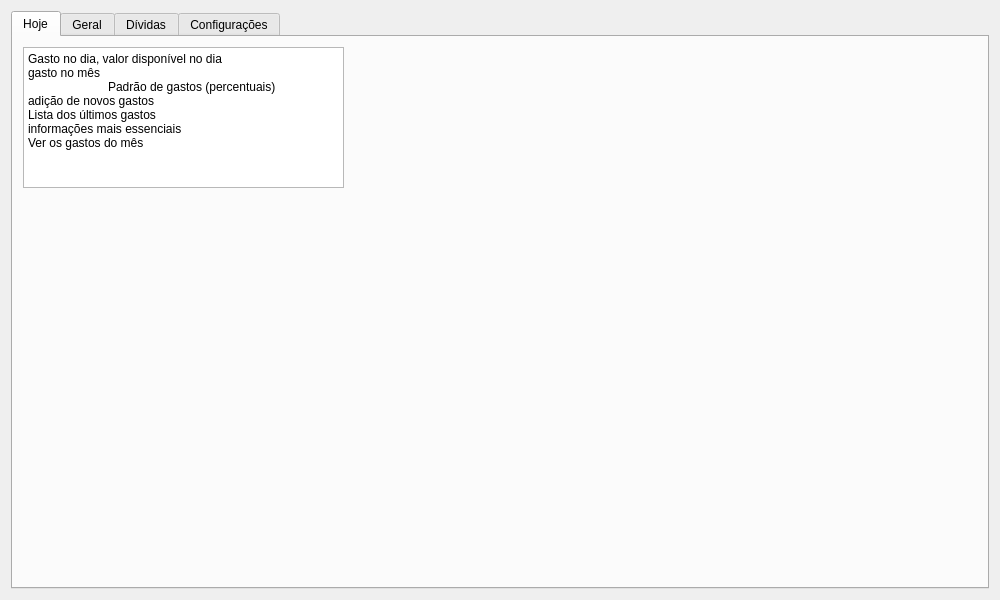
Qt form ui/janela.ui (vazerick/controle_gastos) before a commit.
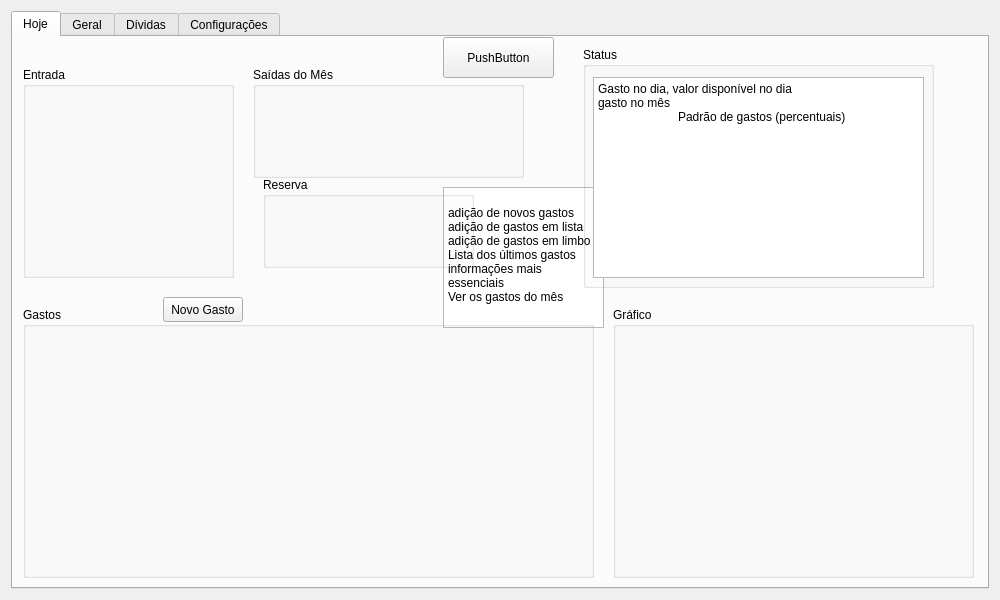
The same form after that commit.

Commit message: Modulo de novos gastos

The edit to the form file:
```diff
--- a/ui/janela.ui
+++ b/ui/janela.ui
@@ -38,9 +38,9 @@
       <widget class="QTextBrowser" name="textBrowser">
        <property name="geometry">
         <rect>
-         <x>10</x>
-         <y>10</y>
-         <width>321</width>
+         <x>430</x>
+         <y>150</y>
+         <width>161</width>
          <height>141</height>
         </rect>
        </property>
@@ -49,15 +49,138 @@
 &lt;html&gt;&lt;head&gt;&lt;meta name=&quot;qrichtext&quot; content=&quot;1&quot; /&gt;&lt;style type=&quot;text/css&quot;&gt;
 p, li { white-space: pre-wrap; }
 &lt;/style&gt;&lt;/head&gt;&lt;body style=&quot; font-family:'Noto Sans'; font-size:9pt; font-weight:400; font-style:normal;&quot;&gt;
-&lt;p style=&quot; margin-top:0px; margin-bottom:0px; margin-left:0px; margin-right:0px; -qt-block-indent:0; text-indent:0px;&quot;&gt;Gasto no dia, valor disponível no dia&lt;/p&gt;
-&lt;p style=&quot; margin-top:0px; margin-bottom:0px; margin-left:0px; margin-right:0px; -qt-block-indent:0; text-indent:0px;&quot;&gt;gasto no mês&lt;/p&gt;
-&lt;p style=&quot; margin-top:0px; margin-bottom:0px; margin-left:0px; margin-right:0px; -qt-block-indent:0; text-indent:0px;&quot;&gt;	Padrão de gastos (percentuais)&lt;/p&gt;
+&lt;p style=&quot;-qt-paragraph-type:empty; margin-top:0px; margin-bottom:0px; margin-left:0px; margin-right:0px; -qt-block-indent:0; text-indent:0px;&quot;&gt;&lt;br /&gt;&lt;/p&gt;
 &lt;p style=&quot; margin-top:0px; margin-bottom:0px; margin-left:0px; margin-right:0px; -qt-block-indent:0; text-indent:0px;&quot;&gt;adição de novos gastos&lt;/p&gt;
+&lt;p style=&quot; margin-top:0px; margin-bottom:0px; margin-left:0px; margin-right:0px; -qt-block-indent:0; text-indent:0px;&quot;&gt;adição de gastos em lista&lt;/p&gt;
+&lt;p style=&quot; margin-top:0px; margin-bottom:0px; margin-left:0px; margin-right:0px; -qt-block-indent:0; text-indent:0px;&quot;&gt;adição de gastos em limbo&lt;/p&gt;
 &lt;p style=&quot; margin-top:0px; margin-bottom:0px; margin-left:0px; margin-right:0px; -qt-block-indent:0; text-indent:0px;&quot;&gt;Lista dos últimos gastos&lt;/p&gt;
 &lt;p style=&quot; margin-top:0px; margin-bottom:0px; margin-left:0px; margin-right:0px; -qt-block-indent:0; text-indent:0px;&quot;&gt;informações mais essenciais&lt;/p&gt;
 &lt;p style=&quot; margin-top:0px; margin-bottom:0px; margin-left:0px; margin-right:0px; -qt-block-indent:0; text-indent:0px;&quot;&gt;Ver os gastos do mês&lt;/p&gt;&lt;/body&gt;&lt;/html&gt;</string>
        </property>
       </widget>
+      <widget class="QGroupBox" name="boxStatus">
+       <property name="geometry">
+        <rect>
+         <x>570</x>
+         <y>10</y>
+         <width>351</width>
+         <height>241</height>
+        </rect>
+       </property>
+       <property name="title">
+        <string>Status</string>
+       </property>
+       <widget class="QTextBrowser" name="textBrowser_4">
+        <property name="geometry">
+         <rect>
+          <x>10</x>
+          <y>30</y>
+          <width>331</width>
+          <height>201</height>
+         </rect>
+        </property>
+        <property name="html">
+         <string>&lt;!DOCTYPE HTML PUBLIC &quot;-//W3C//DTD HTML 4.0//EN&quot; &quot;http://www.w3.org/TR/REC-html40/strict.dtd&quot;&gt;
+&lt;html&gt;&lt;head&gt;&lt;meta name=&quot;qrichtext&quot; content=&quot;1&quot; /&gt;&lt;style type=&quot;text/css&quot;&gt;
+p, li { white-space: pre-wrap; }
+&lt;/style&gt;&lt;/head&gt;&lt;body style=&quot; font-family:'Noto Sans'; font-size:9pt; font-weight:400; font-style:normal;&quot;&gt;
+&lt;p style=&quot; margin-top:0px; margin-bottom:0px; margin-left:0px; margin-right:0px; -qt-block-indent:0; text-indent:0px;&quot;&gt;Gasto no dia, valor disponível no dia&lt;/p&gt;
+&lt;p style=&quot; margin-top:0px; margin-bottom:0px; margin-left:0px; margin-right:0px; -qt-block-indent:0; text-indent:0px;&quot;&gt;gasto no mês&lt;/p&gt;
+&lt;p style=&quot; margin-top:0px; margin-bottom:0px; margin-left:0px; margin-right:0px; -qt-block-indent:0; text-indent:0px;&quot;&gt;	Padrão de gastos (percentuais)&lt;/p&gt;&lt;/body&gt;&lt;/html&gt;</string>
+        </property>
+       </widget>
+      </widget>
+      <widget class="QGroupBox" name="boxEntrada">
+       <property name="geometry">
+        <rect>
+         <x>10</x>
+         <y>30</y>
+         <width>211</width>
+         <height>211</height>
+        </rect>
+       </property>
+       <property name="title">
+        <string>Entrada</string>
+       </property>
+      </widget>
+      <widget class="QGroupBox" name="boxSaidas">
+       <property name="geometry">
+        <rect>
+         <x>240</x>
+         <y>30</y>
+         <width>271</width>
+         <height>111</height>
+        </rect>
+       </property>
+       <property name="title">
+        <string>Saídas do Mês</string>
+       </property>
+      </widget>
+      <widget class="QGroupBox" name="boxGastos">
+       <property name="geometry">
+        <rect>
+         <x>10</x>
+         <y>270</y>
+         <width>571</width>
+         <height>271</height>
+        </rect>
+       </property>
+       <property name="title">
+        <string>Gastos</string>
+       </property>
+      </widget>
+      <widget class="QGroupBox" name="boxGrafico">
+       <property name="geometry">
+        <rect>
+         <x>600</x>
+         <y>270</y>
+         <width>361</width>
+         <height>271</height>
+        </rect>
+       </property>
+       <property name="title">
+        <string>Gráfico</string>
+       </property>
+      </widget>
+      <widget class="QGroupBox" name="boxSaidas_2">
+       <property name="geometry">
+        <rect>
+         <x>250</x>
+         <y>140</y>
+         <width>211</width>
+         <height>91</height>
+        </rect>
+       </property>
+       <property name="title">
+        <string>Reserva</string>
+       </property>
+      </widget>
+      <widget class="QPushButton" name="pushButton">
+       <property name="geometry">
+        <rect>
+         <x>430</x>
+         <y>0</y>
+         <width>111</width>
+         <height>41</height>
+        </rect>
+       </property>
+       <property name="text">
+        <string>PushButton</string>
+       </property>
+      </widget>
+      <widget class="QPushButton" name="botaoGasto">
+       <property name="geometry">
+        <rect>
+         <x>150</x>
+         <y>260</y>
+         <width>80</width>
+         <height>25</height>
+        </rect>
+       </property>
+       <property name="text">
+        <string>Novo Gasto</string>
+       </property>
+      </widget>
      </widget>
      <widget class="QWidget" name="Geral">
       <attribute name="title">
```
The commit also changes 18 other files.
